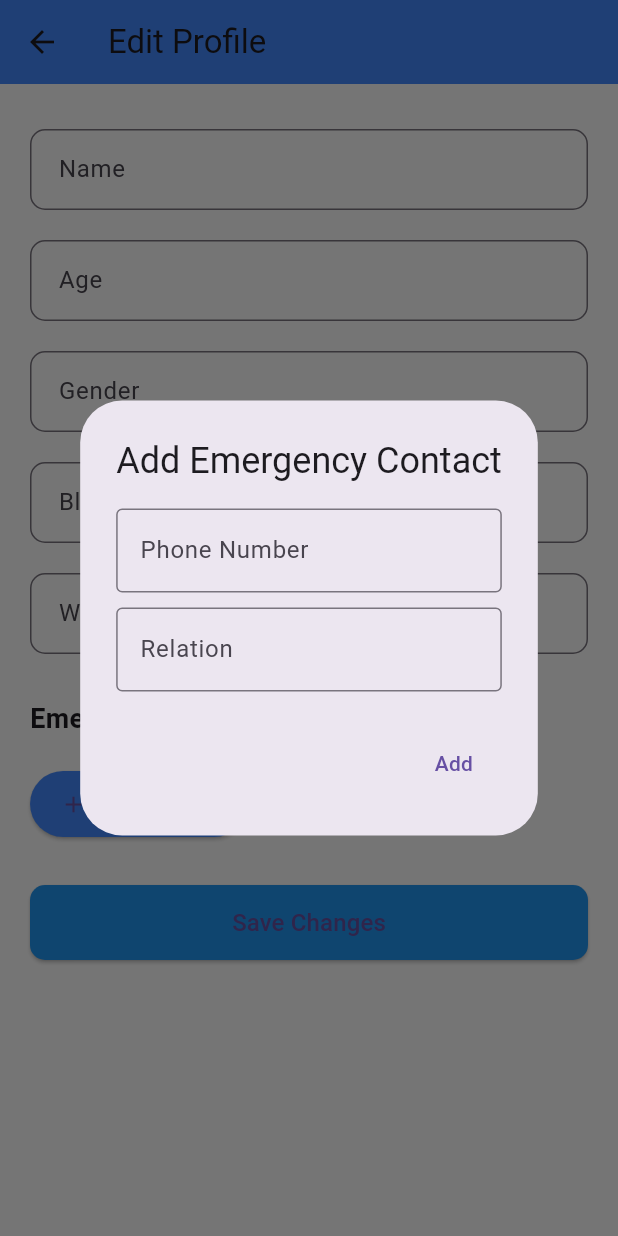
After one commit to Monark-Talpada/Healthcare-Ai-assistant, a Flutter app: the EditProfileScreen screen opened directly, after a tap on "Add Contact", on a phone screen of 412 x 824 dp. The commit adds this screen. Run offline on Flutter 3.47's test engine with Material 3 defaults, Android fonts, the phone set to English and light mode, and no system bars; our stand-ins replace permission_handler; missing offline and left inert: agora_rtc_engine, dart:html, dart:js; accounts and stored records are empty.

```diff
--- a/frontend/lib/main.dart
+++ b/frontend/lib/main.dart
@@ -13,7 +13,8 @@ void main() {
   runApp(
     MultiProvider(
       providers: [
-        ChangeNotifierProvider(create: (_) => AuthService()), // Added Provider for authentication
+        ChangeNotifierProvider(create: (_) => AuthService()),
+         // Added Provider for authentication
       ],
       child: const DoctApp(),
     ),
--- a/frontend/lib/models/user_model.dart
+++ b/frontend/lib/models/user_model.dart
@@ -4,6 +4,11 @@ class User {
   final String email;
   final String phone;
   final String token;
+  final String? gender;
+  final int? age;
+  final String? bloodType;
+  final double? weight;
+  final List<EmergencyContact> emergencyContacts;
 
   User({
     required this.id,
@@ -11,6 +16,11 @@ class User {
     required this.email,
     required this.phone,
     required this.token,
+    this.gender,
+    this.age,
+    this.bloodType,
+    this.weight,
+    this.emergencyContacts = const [],
   });
 
   factory User.fromJson(Map<String, dynamic> json) {
@@ -20,6 +30,93 @@ class User {
       email: json['user']['email'],
       phone: json['user']['phone'],
       token: json['token'],
+      // Add nullable fields with null-aware operator
+      gender: json['user']['gender'],
+      age: json['user']['age'],
+      bloodType: json['user']['bloodType'],
+      weight: json['user']['weight']?.toDouble(),
+      emergencyContacts: (json['user']['emergencyContacts'] as List?)
+          ?.map((e) => EmergencyContact.fromJson(e))
+          .toList() ?? [],
+    );
+  }
+
+  // Add copyWith method to create a new instance with updated fields
+  User copyWith({
+    String? name,
+    String? email,
+    String? phone,
+    String? gender,
+    int? age,
+    String? bloodType,
+    double? weight,
+    List<EmergencyContact>? emergencyContacts,
+  }) {
+    return User(
+      id: id,
+      token: token, // Keep the original token
+      name: name ?? this.name,
+      email: email ?? this.email,
+      phone: phone ?? this.phone,
+      gender: gender ?? this.gender,
+      age: age ?? this.age,
+      bloodType: bloodType ?? this.bloodType,
+      weight: weight ?? this.weight,
+      emergencyContacts: emergencyContacts ?? this.emergencyContacts,
+    );
+  }
+
+  // Add toJson method for sending updates to the server
+  Map<String, dynamic> toJson() {
+    return {
+      'id': id,
+      'name': name,
+      'email': email,
+      'phone': phone,
+      'gender': gender,
+      'age': age,
+      'bloodType': bloodType,
+      'weight': weight,
+      'emergencyContacts': emergencyContacts.map((e) => e.toJson()).toList(),
+    };
+  }
+}
+
+class EmergencyContact {
+  final String id;
+  final String relation;
+  final String number;
+
+  EmergencyContact({
+    required this.id,
+    required this.relation,
+    required this.number,
+  });
+
+  factory EmergencyContact.fromJson(Map<String, dynamic> json) {
+    return EmergencyContact(
+      id: json['id'],
+      relation: json['relation'],
+      number: json['number'],
+    );
+  }
+
+  Map<String, dynamic> toJson() {
+    return {
+      'id': id,
+      'relation': relation,
+      'number': number,
+    };
+  }
+
+  EmergencyContact copyWith({
+    String? relation,
+    String? number,
+  }) {
+    return EmergencyContact(
+      id: id,
+      relation: relation ?? this.relation,
+      number: number ?? this.number,
     );
   }
 }
--- /dev/null
+++ b/frontend/lib/screen/edit_profile_screen.dart
@@ -0,0 +1,153 @@
+import 'package:flutter/material.dart';
+
+class EditProfileScreen extends StatefulWidget {
+  const EditProfileScreen({Key? key}) : super(key: key);
+
+  @override
+  _EditProfileScreenState createState() => _EditProfileScreenState();
+}
+
+class _EditProfileScreenState extends State<EditProfileScreen> {
+  final TextEditingController nameController = TextEditingController();
+  final TextEditingController ageController = TextEditingController();
+  final TextEditingController genderController = TextEditingController();
+  final TextEditingController bloodTypeController = TextEditingController();
+  final TextEditingController weightController = TextEditingController();
+
+  List<Map<String, String>> emergencyContacts = [];
+
+  void _addEmergencyContact() {
+    showDialog(
+      context: context,
+      builder: (context) {
+        TextEditingController numberController = TextEditingController();
+        TextEditingController relationController = TextEditingController();
+
+        return AlertDialog(
+          title: const Text("Add Emergency Contact"),
+          content: Column(
+            mainAxisSize: MainAxisSize.min,
+            children: [
+              TextField(
+                controller: numberController,
+                decoration: const InputDecoration(
+                  labelText: "Phone Number",
+                  border: OutlineInputBorder(),
+                ),
+              ),
+              const SizedBox(height: 10),
+              TextField(
+                controller: relationController,
+                decoration: const InputDecoration(
+                  labelText: "Relation",
+                  border: OutlineInputBorder(),
+                ),
+              ),
+            ],
+          ),
+          actions: [
+            TextButton(
+              onPressed: () {
+                if (numberController.text.isNotEmpty && relationController.text.isNotEmpty) {
+                  setState(() {
+                    emergencyContacts.add({"relation": relationController.text, "number": numberController.text});
+                  });
+                  Navigator.pop(context);
+                }
+              },
+              child: const Text("Add"),
+            ),
+          ],
+        );
+      },
+    );
+  }
+
+  @override
+  Widget build(BuildContext context) {
+    return Scaffold(
+      appBar: AppBar(
+        title: const Text("Edit Profile"),
+        backgroundColor: Colors.blueAccent,
+      ),
+      body: Padding(
+        padding: const EdgeInsets.all(20),
+        child: SingleChildScrollView(
+          child: Column(
+            crossAxisAlignment: CrossAxisAlignment.start,
+            children: [
+              _buildTextField(nameController, "Name"),
+              _buildTextField(ageController, "Age"),
+              _buildTextField(genderController, "Gender"),
+              _buildTextField(bloodTypeController, "Blood Type"),
+              _buildTextField(weightController, "Weight"),
+
+              const SizedBox(height: 20),
+
+              const Text(
+                "Emergency Contacts",
+                style: TextStyle(fontSize: 18, fontWeight: FontWeight.bold),
+              ),
+              const SizedBox(height: 10),
+
+              Wrap(
+                spacing: 10,
+                children: emergencyContacts.map((contact) {
+                  return Chip(
+                    label: Text('${contact["number"]} - ${contact["relation"]}'),
+                    backgroundColor: Colors.lightBlue[50],
+                  );
+                }).toList(),
+              ),
+
+              const SizedBox(height: 10),
+
+              Align(
+                alignment: Alignment.centerLeft,
+                child: ElevatedButton.icon(
+                  onPressed: _addEmergencyContact,
+                  icon: const Icon(Icons.add),
+                  label: const Text("Add Contact"),
+                  style: ElevatedButton.styleFrom(
+                    backgroundColor: Colors.blueAccent,
+                    padding: const EdgeInsets.symmetric(horizontal: 20, vertical: 12),
+                  ),
+                ),
+              ),
+
+              const SizedBox(height: 30),
+
+              ElevatedButton(
+                onPressed: () {},
+                style: ElevatedButton.styleFrom(
+                  backgroundColor: Colors.blue,
+                  minimumSize: const Size(double.infinity, 50),
+                  shape: RoundedRectangleBorder(
+                    borderRadius: BorderRadius.circular(10),
+                  ),
+                ),
+                child: const Text("Save Changes", style: TextStyle(fontSize: 16)),
+              ),
+            ],
+          ),
+        ),
+      ),
+    );
+  }
+
+  Widget _buildTextField(TextEditingController controller, String label) {
+    return Padding(
+      padding: const EdgeInsets.symmetric(vertical: 10),
+      child: TextField(
+        controller: controller,
+        decoration: InputDecoration(
+          labelText: label,
+          border: OutlineInputBorder(
+            borderRadius: BorderRadius.circular(10),
+          ),
+          contentPadding: const EdgeInsets.symmetric(horizontal: 15, vertical: 15),
+        ),
+      ),
+    );
+  }
+}
--- a/frontend/lib/services/medicine_service.dart
+++ b/frontend/lib/services/medicine_service.dart
@@ -1,9 +1,10 @@
 import 'dart:convert';
+import 'package:healthcareapp/utils/constant.dart';
 import 'package:http/http.dart' as http;
 import '../models/medicine.dart';
 
 class MedicineService {
-  static const String baseUrl = 'http://localhost:5000/api/medicines';
+  static const String baseUrl = Constant.baseUrl + 'medicines';
 
   Future<List<Medicine>> getMedicines() async {
     try {
--- a/frontend/lib/services/patient_service.dart
+++ b/frontend/lib/services/patient_service.dart
@@ -1,10 +1,11 @@
 // lib/services/patient_service.dart
 import 'dart:convert';
+import 'package:healthcareapp/utils/constant.dart';
 import 'package:http/http.dart' as http;
 import '../models/patient_model.dart';
 
 class PatientService {
-  final String baseUrl = 'http://localhost:5000/api/patients';
+  final String baseUrl = Constant.baseUrl + 'patients';
 
   Future<Map<String, dynamic>> createPatient(Map<String, dynamic> patientData) async {
     try {
--- /dev/null
+++ b/frontend/lib/utils/constant.dart
@@ -0,0 +1,4 @@
+class Constant{
+    static const String baseUrl = 'http://192.168.137.40:5000/api/';
+
+}
```
Also changed, not shown: frontend/lib/screen/home_screen.dart (+14 -27 lines), frontend/lib/screen/login_screen.dart (+15 -0 lines), frontend/lib/screen/password_security_screen.dart (added, +33 -0 lines), frontend/lib/screen/profile_screen.dart (added, +200 -0 lines), frontend/lib/screen/signup_screen.dart (+13 -1 lines), frontend/lib/services/auth_service.dart (+111 -1 lines), 14 other files.
